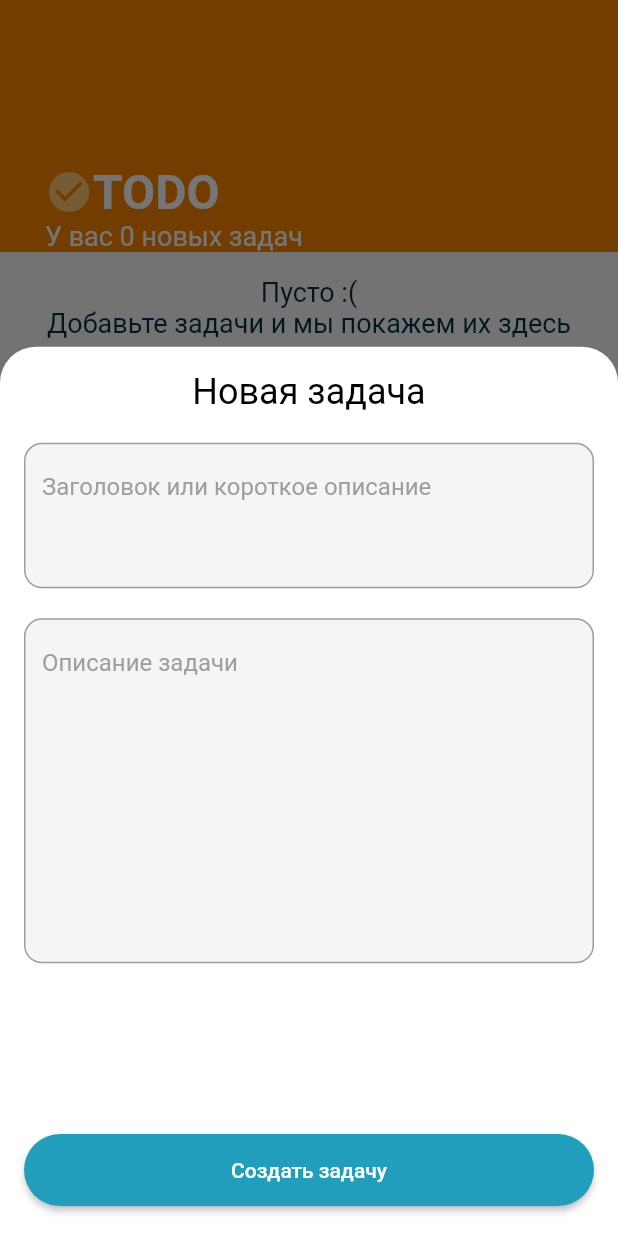
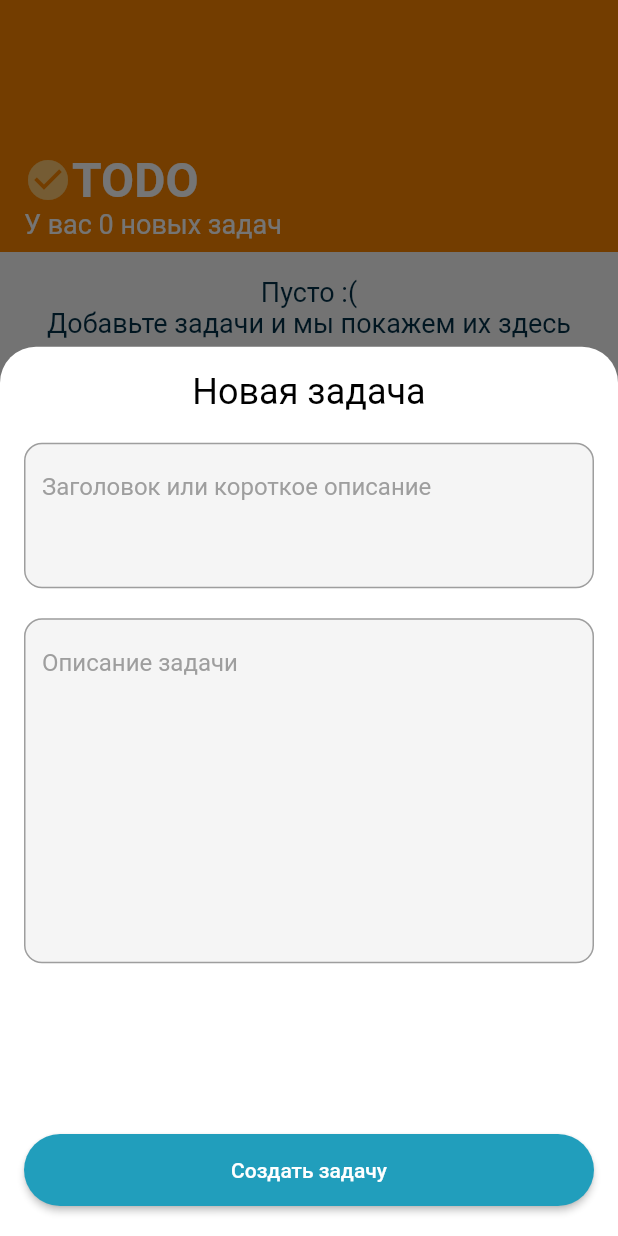
Before and after one commit to ann-who/todo_test_app, a Flutter app: the TasksPage screen opened directly, after a tap on the "add" icon, on a phone screen of 412 x 824 dp. Run offline on Flutter 3.47's test engine with Material 2 defaults, Android fonts, the phone set to English and light mode, and no system bars; our stand-ins replace flutter_bloc, freezed_annotation; generated files the repository leaves out were written again.

Commit message:
Implemented task bloc and fix ui

```diff
--- a/lib/business_logic/task_bloc/task_event.dart
+++ b/lib/business_logic/task_bloc/task_event.dart
@@ -15,7 +15,7 @@ class TaskCreated extends TaskEvent {
 }
 
 class TaskDeleted extends TaskEvent {
-  final int id;
+  final String id;
 
   TaskDeleted({required this.id});
 }
@@ -25,9 +25,3 @@ class TaskStatusChanged extends TaskEvent {
 
   TaskStatusChanged({required this.task});
 }
-
-class TaskDetailsOpened extends TaskEvent {
-  final TaskModel task;
-
-  TaskDetailsOpened({required this.task});
-}
--- a/lib/data_layer/models/task_model/task_model.dart
+++ b/lib/data_layer/models/task_model/task_model.dart
@@ -2,6 +2,7 @@
 
 import 'dart:core';
 import 'package:freezed_annotation/freezed_annotation.dart';
+
 import 'package:todo_test_app/data_layer/models/task_status.dart';
 
 part 'task_model.freezed.dart';
@@ -10,7 +11,7 @@ part 'task_model.g.dart';
 @freezed
 class TaskModel with _$TaskModel {
   const factory TaskModel({
-    required int id,
+    required String id,
     required String shortDescription,
     String? detailedDescription,
     @JsonKey(fromJson: TaskStatus.fromJson, toJson: TaskStatus.toJson)
--- a/lib/l10n/app_ru.arb
+++ b/lib/l10n/app_ru.arb
@@ -20,7 +20,11 @@
     "alreadyDone": "Задача уже\nвыполнена",
     "newTask": "Новая задача",
     "taskTitle": "Заголовок или короткое описание",
+    "enterText": "Введите текст",
     "taskDescription": "Описание задачи",
     "createTask": "Создать задачу",
-    "currentTask": "Ваша задача:"
+    "currentTask": "Ваша задача:",
+    "settings": "Настройки",
+    "theme": "Тема",
+    "language": "Язык"
 }
--- a/lib/presentation_layer/tasks_page/tasks_page.dart
+++ b/lib/presentation_layer/tasks_page/tasks_page.dart
@@ -1,4 +1,5 @@
 import 'package:flutter/material.dart';
+import 'package:todo_test_app/presentation_layer/settings_page/settings_page.dart';
 
 import 'package:todo_test_app/presentation_layer/tasks_page/widgets/create_task_widget.dart';
 import 'package:todo_test_app/presentation_layer/tasks_page/widgets/tasks_list_widget.dart';
@@ -27,28 +28,31 @@ class _TasksPageState extends State<TasksPage> {
           ],
         ),
       ),
-      // bottomNavigationBar: BottomAppBar(
-      //   shape: const CircularNotchedRectangle(),
-      //   child: Row(
-      //     children: <Widget>[
-      //       IconButton(
-      //         icon: const Icon(
-      //           Icons.person_outlined,
-      //           color: AppColors.mainOrange,
-      //         ),
-      //         onPressed: () {},
-      //       ),
-      //       IconButton(
-      //         icon: const Icon(
-      //           Icons.settings_outlined,
-      //           color: AppColors.mainOrange,
-      //         ),
-      //         onPressed: () {},
-      //       ),
-      //     ],
-      //   ),
-      // ),
-      floatingActionButtonLocation: FloatingActionButtonLocation.endFloat,
+      bottomNavigationBar: BottomAppBar(
+        shape: const CircularNotchedRectangle(),
+        child: Row(
+          children: <Widget>[
+            IconButton(
+              icon: const Icon(
+                Icons.person_outlined,
+                color: AppColors.mainOrange,
+              ),
+              onPressed: () {},
+            ),
+            IconButton(
+              icon: const Icon(
+                Icons.settings_outlined,
+                color: AppColors.mainOrange,
+              ),
+              onPressed: () => Navigator.push(
+                context,
+                MaterialPageRoute(builder: (context) => const SettingsPage()),
+              ),
+            ),
+          ],
+        ),
+      ),
+      floatingActionButtonLocation: FloatingActionButtonLocation.endDocked,
       floatingActionButton: FloatingActionButton(
         onPressed: () => CreateTask.modalBottomSheet(context),
         child: const Icon(Icons.add),
--- a/lib/presentation_layer/tasks_page/widgets/create_task_widget.dart
+++ b/lib/presentation_layer/tasks_page/widgets/create_task_widget.dart
@@ -1,4 +1,3 @@
-import 'dart:math';
 import 'package:flutter/material.dart';
 import 'package:flutter_bloc/flutter_bloc.dart';
 import 'package:flutter_gen/gen_l10n/app_localizations.dart';
@@ -6,6 +5,7 @@ import 'package:flutter_gen/gen_l10n/app_localizations.dart';
 import 'package:todo_test_app/business_logic/task_bloc/task.dart';
 import 'package:todo_test_app/data_layer/models/task_model/task_model.dart';
 import 'package:todo_test_app/data_layer/models/task_status.dart';
+import 'package:uuid/uuid.dart';
 
 class CreateTask {
   CreateTask._();
@@ -73,7 +73,7 @@ class _CreateTaskBodyState extends State<CreateTaskBody> {
                   decoration: InputDecoration(
                     hintText: locale.taskTitle,
                     hintStyle: textTheme.bodyMedium,
-                    errorText: hasError ? 'Enter text' : null,
+                    errorText: hasError ? locale.enterText : null,
                   ),
                   controller: titleController,
                   onChanged: (value) {
@@ -102,7 +102,7 @@ class _CreateTaskBodyState extends State<CreateTaskBody> {
                         context.read<TaskBloc>().add(
                               TaskCreated(
                                 task: TaskModel(
-                                  id: Random().nextInt(100),
+                                  id: const Uuid().v4(),
                                   shortDescription: titleController.text.trim(),
                                   detailedDescription:
                                       descriptionController.text.trim(),
--- a/lib/presentation_layer/tasks_page/widgets/wide_app_bar_widget.dart
+++ b/lib/presentation_layer/tasks_page/widgets/wide_app_bar_widget.dart
@@ -53,16 +53,8 @@ class MyHeaderDelegate extends SliverPersistentHeaderDelegate {
           // Animated title and subtitle
           AnimatedContainer(
             duration: const Duration(milliseconds: 300),
-            padding: EdgeInsets.lerp(
-              const EdgeInsets.only(left: 30),
-              const EdgeInsets.only(left: 16.0, top: 24.0),
-              progress,
-            ),
-            alignment: Alignment.lerp(
-              Alignment.bottomLeft,
-              Alignment.centerLeft,
-              progress,
-            ),
+            padding: const EdgeInsets.only(left: 16.0),
+            alignment: Alignment.bottomLeft,
             child: Column(
               crossAxisAlignment: CrossAxisAlignment.start,
               mainAxisAlignment: MainAxisAlignment.end,
@@ -94,6 +86,7 @@ class MyHeaderDelegate extends SliverPersistentHeaderDelegate {
                     );
                   },
                 ),
+                const SizedBox(height: 8.0),
               ],
             ),
           ),
--- a/pubspec.yaml
+++ b/pubspec.yaml
@@ -17,6 +17,7 @@ dependencies:
   json_annotation: ^4.8.1
   flutter_bloc: ^8.1.3
   intl: ^0.18.1
+  uuid: ^4.2.1
 
 dev_dependencies:
   flutter_test:
```
Also changed, not shown: lib/business_logic/task_bloc/task_bloc.dart (+1 -8 lines), lib/presentation_layer/task_details_page/task_details_page.dart (+15 -18 lines), lib/presentation_layer/tasks_page/widgets/task_widget.dart (+5 -7 lines), lib/data_layer/models/task_model/task_model.freezed.dart, lib/data_layer/models/task_model/task_model.g.dart, pubspec.lock.
